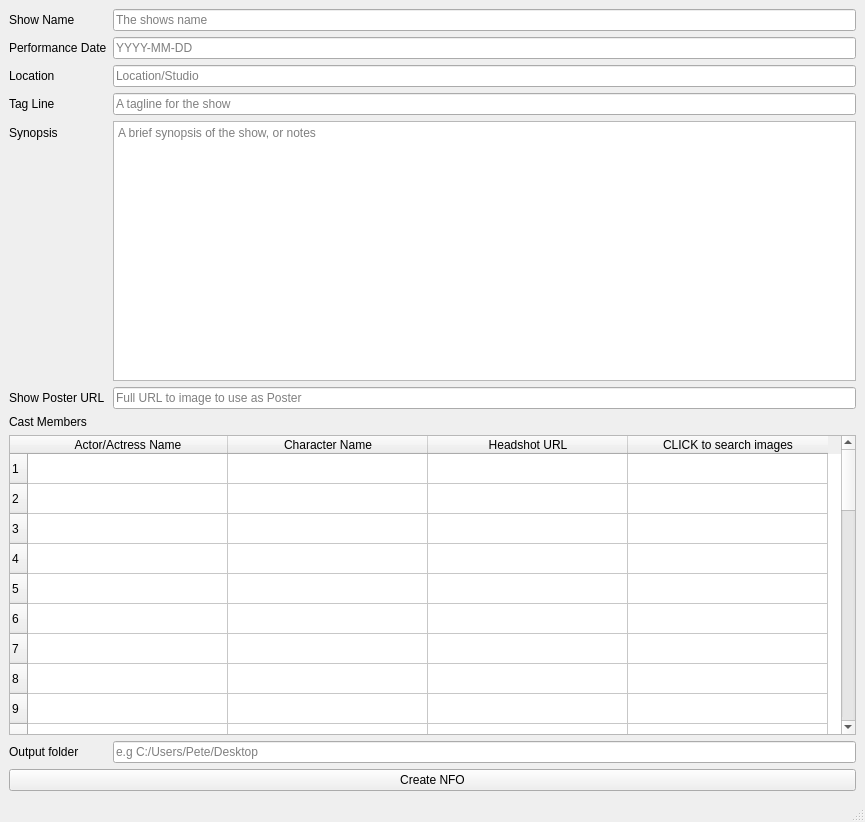
Before: the Qt Designer form mainwindow.ui in pekempy/NFOBuilder, drawn with Qt 5.
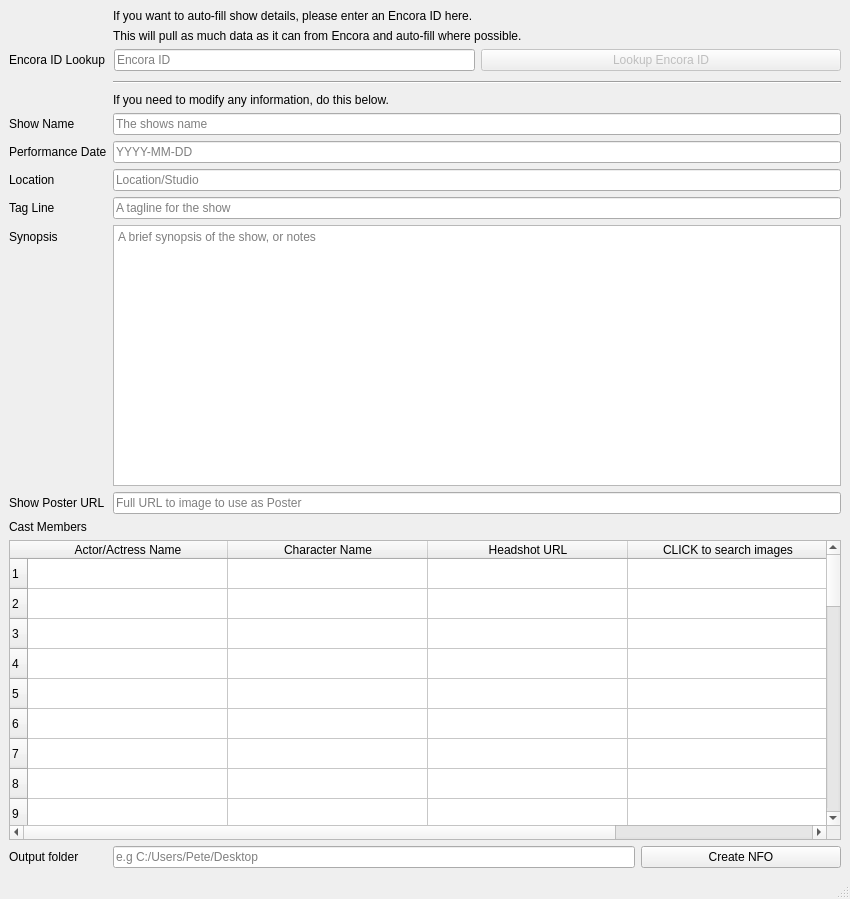
After: the same form once the commit is applied. Icons and pictures are not drawn.

Commit message: Begin work on Encora ID

Patch:
```diff
--- a/mainwindow.ui
+++ b/mainwindow.ui
@@ -6,10 +6,16 @@
    <rect>
     <x>0</x>
     <y>0</y>
-    <width>865</width>
-    <height>822</height>
+    <width>850</width>
+    <height>899</height>
    </rect>
   </property>
+  <property name="maximumSize">
+   <size>
+    <width>1500</width>
+    <height>1500</height>
+   </size>
+  </property>
   <property name="windowTitle">
    <string>NFOBuilder for Plex</string>
   </property>
@@ -25,42 +31,138 @@
     <bool>false</bool>
    </property>
    <layout class="QFormLayout" name="formLayout">
-    <item row="0" column="0">
+    <item row="0" column="1">
+     <widget class="QLabel" name="label_2">
+      <property name="text">
+       <string>If you want to auto-fill show details, please enter an Encora ID here. </string>
+      </property>
+     </widget>
+    </item>
+    <item row="1" column="1">
+     <widget class="QLabel" name="label_3">
+      <property name="text">
+       <string>This will pull as much data as it can from Encora and auto-fill where possible.</string>
+      </property>
+     </widget>
+    </item>
+    <item row="3" column="0">
+     <widget class="QLabel" name="label">
+      <property name="text">
+       <string>Encora ID Lookup</string>
+      </property>
+     </widget>
+    </item>
+    <item row="3" column="1">
+     <layout class="QHBoxLayout" name="encoraIDLayout">
+      <property name="leftMargin">
+       <number>1</number>
+      </property>
+      <property name="topMargin">
+       <number>0</number>
+      </property>
+      <property name="rightMargin">
+       <number>0</number>
+      </property>
+      <item>
+       <widget class="QLineEdit" name="encoraIDText">
+        <property name="sizePolicy">
+         <sizepolicy hsizetype="Expanding" vsizetype="Fixed">
+          <horstretch>0</horstretch>
+          <verstretch>0</verstretch>
+         </sizepolicy>
+        </property>
+        <property name="placeholderText">
+         <string>Encora ID</string>
+        </property>
+       </widget>
+      </item>
+      <item>
+       <widget class="QPushButton" name="encoraLookupButton">
+        <property name="enabled">
+         <bool>false</bool>
+        </property>
+        <property name="sizePolicy">
+         <sizepolicy hsizetype="MinimumExpanding" vsizetype="Fixed">
+          <horstretch>0</horstretch>
+          <verstretch>0</verstretch>
+         </sizepolicy>
+        </property>
+        <property name="text">
+         <string>Lookup Encora ID</string>
+        </property>
+       </widget>
+      </item>
+     </layout>
+    </item>
+    <item row="4" column="0">
+     <widget class="Line" name="line_2">
+      <property name="orientation">
+       <enum>Qt::Horizontal</enum>
+      </property>
+     </widget>
+    </item>
+    <item row="4" column="1">
+     <widget class="Line" name="line">
+      <property name="sizePolicy">
+       <sizepolicy hsizetype="Expanding" vsizetype="Fixed">
+        <horstretch>100</horstretch>
+        <verstretch>5</verstretch>
+       </sizepolicy>
+      </property>
+      <property name="minimumSize">
+       <size>
+        <width>100</width>
+        <height>10</height>
+       </size>
+      </property>
+      <property name="orientation">
+       <enum>Qt::Horizontal</enum>
+      </property>
+     </widget>
+    </item>
+    <item row="5" column="1">
+     <widget class="QLabel" name="label_4">
+      <property name="text">
+       <string>If you need to modify any information, do this below.</string>
+      </property>
+     </widget>
+    </item>
+    <item row="6" column="0">
      <widget class="QLabel" name="showNameLabel">
       <property name="text">
        <string>Show Name</string>
       </property>
      </widget>
     </item>
-    <item row="0" column="1">
+    <item row="6" column="1">
      <widget class="QLineEdit" name="showNameInput">
       <property name="placeholderText">
        <string>The shows name</string>
       </property>
      </widget>
     </item>
-    <item row="2" column="0">
+    <item row="8" column="0">
      <widget class="QLabel" name="showDateLabel">
       <property name="text">
        <string>Performance Date</string>
       </property>
      </widget>
     </item>
-    <item row="2" column="1">
+    <item row="8" column="1">
      <widget class="QLineEdit" name="showDateInput">
       <property name="placeholderText">
        <string>YYYY-MM-DD</string>
       </property>
      </widget>
     </item>
-    <item row="3" column="0">
+    <item row="9" column="0">
      <widget class="QLabel" name="showLocationLabel">
       <property name="text">
        <string>Location</string>
       </property>
      </widget>
     </item>
-    <item row="3" column="1">
+    <item row="9" column="1">
      <widget class="QLineEdit" name="showLocationInput">
       <property name="frame">
        <bool>true</bool>
@@ -70,56 +172,56 @@
       </property>
      </widget>
     </item>
-    <item row="4" column="0">
+    <item row="10" column="0">
      <widget class="QLabel" name="showTaglineLabel">
       <property name="text">
        <string>Tag Line</string>
       </property>
      </widget>
     </item>
-    <item row="4" column="1">
+    <item row="10" column="1">
      <widget class="QLineEdit" name="showTaglineInput">
       <property name="placeholderText">
        <string>A tagline for the show</string>
       </property>
      </widget>
     </item>
-    <item row="5" column="0">
+    <item row="11" column="0">
      <widget class="QLabel" name="showSynopsisLabel">
       <property name="text">
        <string>Synopsis</string>
       </property>
      </widget>
     </item>
-    <item row="5" column="1">
+    <item row="11" column="1">
      <widget class="QTextEdit" name="showSynopsisInput">
       <property name="placeholderText">
        <string>A brief synopsis of the show, or notes</string>
       </property>
      </widget>
     </item>
-    <item row="6" column="0">
+    <item row="12" column="0">
      <widget class="QLabel" name="showPosterLabel">
       <property name="text">
        <string>Show Poster URL</string>
       </property>
      </widget>
     </item>
-    <item row="6" column="1">
+    <item row="12" column="1">
      <widget class="QLineEdit" name="showPosterInput">
       <property name="placeholderText">
        <string>Full URL to image to use as Poster</string>
       </property>
      </widget>
     </item>
-    <item row="7" column="0">
+    <item row="13" column="0">
      <widget class="QLabel" name="CastLabel">
       <property name="text">
        <string>Cast Members</string>
       </property>
      </widget>
     </item>
-    <item row="8" column="0" colspan="2">
+    <item row="14" column="0" colspan="2">
      <widget class="QTableWidget" name="castTable">
       <property name="minimumSize">
        <size>
@@ -407,27 +509,40 @@
       </item>
      </widget>
     </item>
-    <item row="18" column="1">
-     <widget class="QLineEdit" name="outputFolderInput">
-      <property name="placeholderText">
-       <string>e.g C:/Users/Pete/Desktop</string>
+    <item row="19" column="1">
+     <layout class="QHBoxLayout" name="horizontalLayout">
+      <property name="topMargin">
+       <number>0</number>
       </property>
-     </widget>
+      <item>
+       <widget class="QLineEdit" name="outputFolderInput">
+        <property name="placeholderText">
+         <string>e.g C:/Users/Pete/Desktop</string>
+        </property>
+       </widget>
+      </item>
+      <item>
+       <widget class="QPushButton" name="CreateNFO">
+        <property name="minimumSize">
+         <size>
+          <width>200</width>
+          <height>0</height>
+         </size>
+        </property>
+        <property name="text">
+         <string>Create NFO</string>
+        </property>
+       </widget>
+      </item>
+     </layout>
     </item>
-    <item row="18" column="0">
+    <item row="19" column="0">
      <widget class="QLabel" name="outputFolderLabel">
       <property name="text">
        <string>Output folder</string>
       </property>
      </widget>
     </item>
-    <item row="20" column="0" colspan="2">
-     <widget class="QPushButton" name="CreateNFO">
-      <property name="text">
-       <string>Create NFO</string>
-      </property>
-     </widget>
-    </item>
    </layout>
   </widget>
   <widget class="QStatusBar" name="statusbar"/>
```
Left out of the diff: 4 changed lines with no effect on the pictures. The commit also changes 4 other files.
